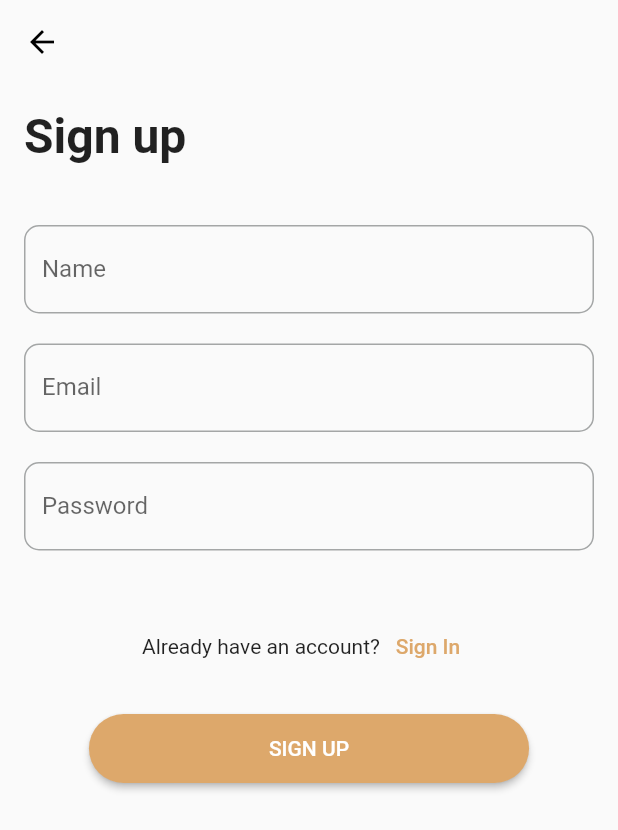
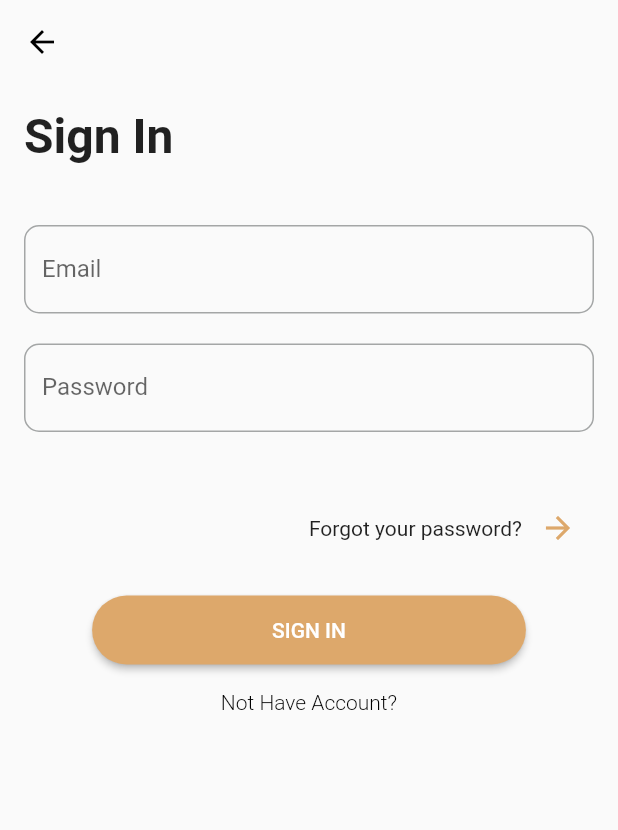
Before and after one commit to 1shtalica/CoffeJava---PPB, a Flutter app: the screen it shows after launch, after a tap on "Sign In", on a phone screen of 412 x 824 dp. Shown: the top 830 px of the screen. Run offline on Flutter 3.47's test engine with Material 3 defaults, Android fonts, the phone set to English and light mode, and no system bars.

Commit message:
membuat page login dan menambahkan hyperlink

```diff
--- a/lib/main.dart
+++ b/lib/main.dart
@@ -1,3 +1,4 @@
+import 'package:e_nusantara/pages/register.dart';
 import 'package:flutter/material.dart';
 
 void main() {
@@ -11,7 +12,7 @@
   @override
   Widget build(BuildContext context) {
     return MaterialApp(
-      title: 'Flutter Demo',
+      title: 'E-Nusantara',
       theme: ThemeData(
         // This is the theme of your application.
         //
@@ -31,124 +32,8 @@
         colorScheme: ColorScheme.fromSeed(seedColor: Colors.white),
         useMaterial3: false,
       ),
-      home: const MyHomePage(title: 'Flutter Demo Home Page'),
+      home: const RegisterWidget(),
       debugShowCheckedModeBanner: false,
     );
   }
 }
-
-class MyHomePage extends StatefulWidget {
-  const MyHomePage({super.key, required this.title});
-
-  // This widget is the home page of your application. It is stateful, meaning
-  // that it has a State object (defined below) that contains fields that affect
-  // how it looks.
-
-  // This class is the configuration for the state. It holds the values (in this
-  // case the title) provided by the parent (in this case the App widget) and
-  // used by the build method of the State. Fields in a Widget subclass are
-  // always marked "final".
-
-  final String title;
-
-  @override
-  State<MyHomePage> createState() => _MyHomePageState();
-}
-
-class _MyHomePageState extends State<MyHomePage> {
-  @override
-  Widget build(BuildContext context) {
-    // This method is rerun every time setState is called, for instance as done
-    // by the _incrementCounter method above.
-    //
-    // The Flutter framework has been optimized to make rerunning build methods
-    // fast, so that you can just rebuild anything that needs updating rather
-    // than having to individually change instances of widgets.
-    return Scaffold(
-      appBar: AppBar(
-        elevation: 0,
-        backgroundColor: Colors.transparent,
-        leading: IconButton(
-          icon: Icon(Icons.arrow_back, color: Colors.black),
-          onPressed: () {},
-        ),
-      ),
-      body: Padding(
-        padding: const EdgeInsets.all(16.0),
-        child: Column(
-          crossAxisAlignment: CrossAxisAlignment.start,
-          children: [
-            Text(
-              'Sign up',
-              style: TextStyle(
-                fontSize: 32,
-                fontWeight: FontWeight.bold,
-              ),
-            ),
-            SizedBox(height: 40),
-            TextField(
-              decoration: InputDecoration(
-                labelText: 'Name',
-                border: OutlineInputBorder(
-                  borderRadius: BorderRadius.circular(10.0),
-                ),
-              ),
-            ),
-            SizedBox(height: 20),
-            TextField(
-              decoration: InputDecoration(
-                labelText: 'Email',
-                border: OutlineInputBorder(
-                  borderRadius: BorderRadius.circular(10.0),
-                ),
-              ),
-            ),
-            SizedBox(height: 20),
-            TextField(
-              obscureText: true,
-              decoration: InputDecoration(
-                labelText: 'Password',
-                border: OutlineInputBorder(
-                  borderRadius: BorderRadius.circular(10.0),
-                ),
-              ),
-            ),
-            SizedBox(height: 40),
-            Row(
-              mainAxisAlignment: MainAxisAlignment.center,
-              children: [
-                Text('Already have an account?'),
-                TextButton(
-                  onPressed: () {},
-                  child: Text(
-                    'Sign In',
-                    style: TextStyle(color: Color(0xFFDDA86B)),
-                  ),
-                ),
-              ],
-            ),
-            SizedBox(height: 20),
-            Center(
-              child: ElevatedButton(
-                onPressed: () {},
-                style: ElevatedButton.styleFrom(
-                  backgroundColor: Color(0xFFDDA86B),
-                  padding: EdgeInsets.symmetric(horizontal: 120, vertical: 15),
-                  shape: RoundedRectangleBorder(
-                    borderRadius: BorderRadius.circular(30.0),
-                  ),
-                ),
-                child: Text(
-                  'SIGN UP',
-                  style: TextStyle(
-                    color: Colors.white,
-                  ),
-                ),
-              ),
-            ),
-          ],
-        ),
-      ),
-    );
-  }
-}
--- /dev/null
+++ b/lib/pages/login.dart
@@ -0,0 +1,105 @@
+import 'package:e_nusantara/pages/register.dart';
+import 'package:flutter/material.dart';
+
+class LoginWidget extends StatelessWidget {
+  const LoginWidget({super.key});
+
+  @override
+  Widget build(BuildContext context) {
+    return Scaffold(
+      appBar: AppBar(
+        elevation: 0,
+        backgroundColor: Colors.transparent,
+        leading: IconButton(
+          icon: Icon(Icons.arrow_back, color: Colors.black),
+          onPressed: () {},
+        ),
+      ),
+      body: Padding(
+        padding: const EdgeInsets.all(16.0),
+        child: Column(
+          crossAxisAlignment: CrossAxisAlignment.start,
+          children: [
+            const Text(
+              'Sign In',
+              style: TextStyle(
+                fontSize: 32,
+                fontWeight: FontWeight.bold,
+              ),
+            ),
+            SizedBox(height: 40),
+            TextField(
+              decoration: InputDecoration(
+                labelText: 'Email',
+                border: OutlineInputBorder(
+                  borderRadius: BorderRadius.circular(10.0),
+                ),
+              ),
+            ),
+            const SizedBox(height: 20),
+            TextField(
+              obscureText: true,
+              decoration: InputDecoration(
+                labelText: 'Password',
+                border: OutlineInputBorder(
+                  borderRadius: BorderRadius.circular(10.0),
+                ),
+              ),
+            ),
+            SizedBox(height: 40),
+            Row(
+              mainAxisAlignment: MainAxisAlignment.end,
+              children: [
+                Text('Forgot your password?'),
+                IconButton(
+                    onPressed: () {},
+                    icon: const Icon(
+                      Icons.arrow_forward,
+                      color: Color(0xFFDDA86B),
+                    ))
+              ],
+            ),
+            const SizedBox(height: 20),
+            Center(
+              child: ElevatedButton(
+                onPressed: () {},
+                style: ElevatedButton.styleFrom(
+                  backgroundColor: Color(0xFFDDA86B),
+                  padding: EdgeInsets.symmetric(horizontal: 120, vertical: 15),
+                  shape: RoundedRectangleBorder(
+                    borderRadius: BorderRadius.circular(30.0),
+                  ),
+                ),
+                child: const Text(
+                  'SIGN IN',
+                  style: TextStyle(
+                    color: Colors.white,
+                  ),
+                ),
+              ),
+            ),
+            Center(
+              child: TextButton(
+                onPressed: () {
+                  Navigator.push(
+                    context,
+                    MaterialPageRoute(
+                      builder: (context) => RegisterWidget(),
+                    ),
+                  );
+                },
+                child: const Text(
+                  'Not Have Account?',
+                  style: TextStyle(
+                    color: Colors.black,
+                    fontWeight: FontWeight.w300,
+                  ),
+                ),
+              ),
+            )
+          ],
+        ),
+      ),
+    );
+  }
+}
--- /dev/null
+++ b/lib/pages/register.dart
@@ -0,0 +1,99 @@
+import 'package:e_nusantara/pages/login.dart';
+import 'package:flutter/material.dart';
+
+class RegisterWidget extends StatelessWidget {
+  const RegisterWidget({super.key});
+
+  @override
+  Widget build(BuildContext context) {
+    return Scaffold(
+      appBar: AppBar(
+        elevation: 0,
+        backgroundColor: Colors.transparent,
+        leading: IconButton(
+          icon: Icon(Icons.arrow_back, color: Colors.black),
+          onPressed: () {},
+        ),
+      ),
+      body: Padding(
+        padding: const EdgeInsets.all(16.0),
+        child: Column(
+          crossAxisAlignment: CrossAxisAlignment.start,
+          children: [
+            Text(
+              'Sign up',
+              style: TextStyle(
+                fontSize: 32,
+                fontWeight: FontWeight.bold,
+              ),
+            ),
+            SizedBox(height: 40),
+            TextField(
+              decoration: InputDecoration(
+                labelText: 'Name',
+                border: OutlineInputBorder(
+                  borderRadius: BorderRadius.circular(10.0),
+                ),
+              ),
+            ),
+            SizedBox(height: 20),
+            TextField(
+              decoration: InputDecoration(
+                labelText: 'Email',
+                border: OutlineInputBorder(
+                  borderRadius: BorderRadius.circular(10.0),
+                ),
+              ),
+            ),
+            SizedBox(height: 20),
+            TextField(
+              obscureText: true,
+              decoration: InputDecoration(
+                labelText: 'Password',
+                border: OutlineInputBorder(
+                  borderRadius: BorderRadius.circular(10.0),
+                ),
+              ),
+            ),
+            SizedBox(height: 40),
+            Row(
+              mainAxisAlignment: MainAxisAlignment.center,
+              children: [
+                Text('Already have an account?'),
+                TextButton(
+                  onPressed: () {
+                    Navigator.push(context,
+                        MaterialPageRoute(builder: (context) => LoginWidget()));
+                  },
+                  child: Text(
+                    'Sign In',
+                    style: TextStyle(color: Color(0xFFDDA86B)),
+                  ),
+                ),
+              ],
+            ),
+            SizedBox(height: 20),
+            Center(
+              child: ElevatedButton(
+                onPressed: () {},
+                style: ElevatedButton.styleFrom(
+                  backgroundColor: Color(0xFFDDA86B),
+                  padding: EdgeInsets.symmetric(horizontal: 120, vertical: 15),
+                  shape: RoundedRectangleBorder(
+                    borderRadius: BorderRadius.circular(30.0),
+                  ),
+                ),
+                child: Text(
+                  'SIGN UP',
+                  style: TextStyle(
+                    color: Colors.white,
+                  ),
+                ),
+              ),
+            ),
+          ],
+        ),
+      ),
+    );
+  }
+}
```
